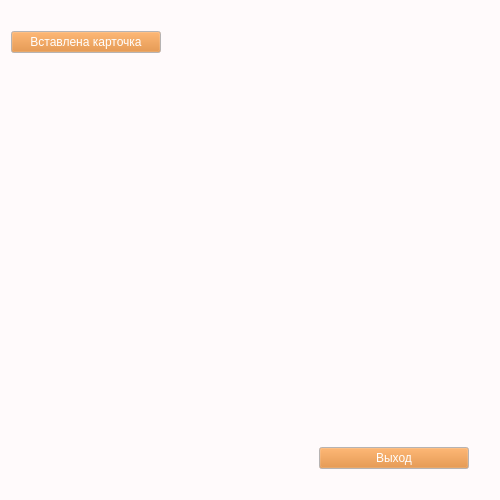
Above: mainwindow.ui from wolandtel/terminal before the change. Below: the same form after it.
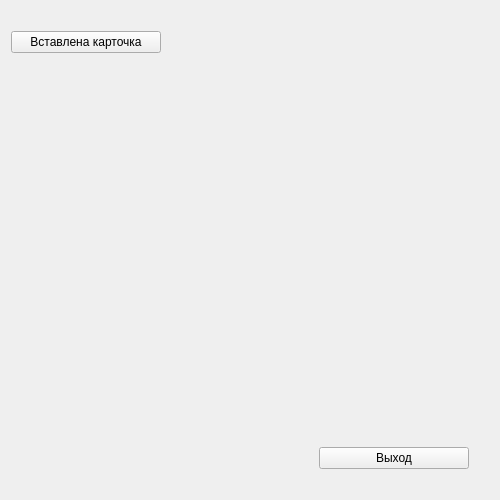
That is the form after the change.

Commit message: + Установка палитры в QApplication

```diff
--- a/mainwindow.ui
+++ b/mainwindow.ui
@@ -17,124 +17,6 @@
     <height>500</height>
    </size>
   </property>
-  <property name="palette">
-   <palette>
-    <active>
-     <colorrole role="Button">
-      <brush brushstyle="SolidPattern">
-       <color alpha="255">
-        <red>223</red>
-        <green>128</green>
-        <blue>38</blue>
-       </color>
-      </brush>
-     </colorrole>
-     <colorrole role="ButtonText">
-      <brush brushstyle="SolidPattern">
-       <color alpha="255">
-        <red>255</red>
-        <green>255</green>
-        <blue>255</blue>
-       </color>
-      </brush>
-     </colorrole>
-     <colorrole role="Base">
-      <brush brushstyle="SolidPattern">
-       <color alpha="255">
-        <red>255</red>
-        <green>255</green>
-        <blue>255</blue>
-       </color>
-      </brush>
-     </colorrole>
-     <colorrole role="Window">
-      <brush brushstyle="SolidPattern">
-       <color alpha="255">
-        <red>255</red>
-        <green>250</green>
-        <blue>251</blue>
-       </color>
-      </brush>
-     </colorrole>
-    </active>
-    <inactive>
-     <colorrole role="Button">
-      <brush brushstyle="SolidPattern">
-       <color alpha="255">
-        <red>223</red>
-        <green>128</green>
-        <blue>38</blue>
-       </color>
-      </brush>
-     </colorrole>
-     <colorrole role="ButtonText">
-      <brush brushstyle="SolidPattern">
-       <color alpha="255">
-        <red>255</red>
-        <green>255</green>
-        <blue>255</blue>
-       </color>
-      </brush>
-     </colorrole>
-     <colorrole role="Base">
-      <brush brushstyle="SolidPattern">
-       <color alpha="255">
-        <red>255</red>
-        <green>255</green>
-        <blue>255</blue>
-       </color>
-      </brush>
-     </colorrole>
-     <colorrole role="Window">
-      <brush brushstyle="SolidPattern">
-       <color alpha="255">
-        <red>255</red>
-        <green>250</green>
-        <blue>251</blue>
-       </color>
-      </brush>
-     </colorrole>
-    </inactive>
-    <disabled>
-     <colorrole role="Button">
-      <brush brushstyle="SolidPattern">
-       <color alpha="255">
-        <red>223</red>
-        <green>128</green>
-        <blue>38</blue>
-       </color>
-      </brush>
-     </colorrole>
-     <colorrole role="ButtonText">
-      <brush brushstyle="SolidPattern">
-       <color alpha="255">
-        <red>150</red>
-        <green>147</green>
-        <blue>145</blue>
-       </color>
-      </brush>
-     </colorrole>
-     <colorrole role="Base">
-      <brush brushstyle="SolidPattern">
-       <color alpha="255">
-        <red>255</red>
-        <green>250</green>
-        <blue>251</blue>
-       </color>
-      </brush>
-     </colorrole>
-     <colorrole role="Window">
-      <brush brushstyle="SolidPattern">
-       <color alpha="255">
-        <red>255</red>
-        <green>250</green>
-        <blue>251</blue>
-       </color>
-      </brush>
-     </colorrole>
-    </disabled>
-   </palette>
-  </property>
   <property name="cursor">
    <cursorShape>ArrowCursor</cursorShape>
   </property>
```
The commit also changes 1 other file.
